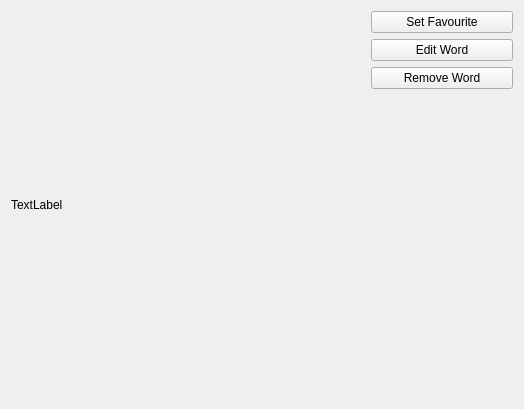
Qt form widgetdefinition.ui (sangpham2710/CS163-Project) before a commit.
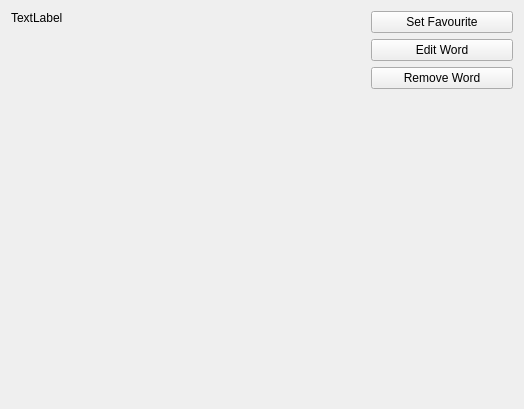
The same form after that commit.

Commit message: add functions for search widget

Patch:
```diff
--- a/widgetdefinition.ui
+++ b/widgetdefinition.ui
@@ -21,6 +21,12 @@
        <property name="text">
         <string>TextLabel</string>
        </property>
+       <property name="alignment">
+        <set>Qt::AlignLeading|Qt::AlignLeft|Qt::AlignTop</set>
+       </property>
+       <property name="wordWrap">
+        <bool>true</bool>
+       </property>
       </widget>
      </item>
      <item>
```
The commit also changes 6 other files.
